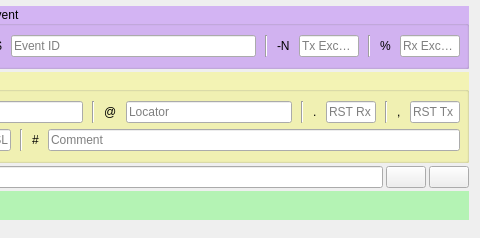
The window that ui_files/CassiopeiaConsole.ui (gitandy/DragonLog) describes before a commit, drawn with Qt 5; both pictures show x 518 to 998 and y 0 to 238 of the 998 by 238 pixel window.
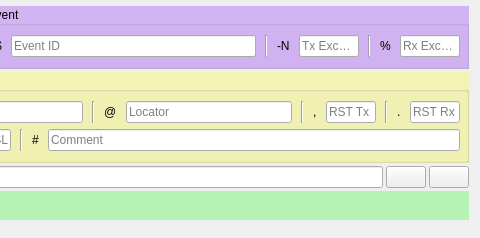
The same window after the commit. Icons and pictures are not drawn.

Commit message: Fixed arrangement of RST tx/rx in CassiopeiaConsole

```diff
--- a/ui_files/CassiopeiaConsole.ui
+++ b/ui_files/CassiopeiaConsole.ui
@@ -402,36 +402,6 @@
           </property>
          </widget>
         </item>
-        <item>
-         <widget class="QLabel" name="label_12">
-          <property name="text">
-           <string>.</string>
-          </property>
-         </widget>
-        </item>
-        <item>
-         <widget class="QLineEdit" name="rstRXLineEdit">
-          <property name="maximumSize">
-           <size>
-            <width>50</width>
-            <height>16777215</height>
-           </size>
-          </property>
-          <property name="readOnly">
-           <bool>true</bool>
-          </property>
-          <property name="placeholderText">
-           <string>RST Rx</string>
-          </property>
-         </widget>
-        </item>
-        <item>
-         <widget class="Line" name="line_5">
-          <property name="orientation">
-           <enum>Qt::Vertical</enum>
-          </property>
-         </widget>
-        </item>
         <item>
          <widget class="QLabel" name="label_13">
           <property name="text">
@@ -455,6 +425,36 @@
           </property>
          </widget>
         </item>
+        <item>
+         <widget class="Line" name="line_5">
+          <property name="orientation">
+           <enum>Qt::Vertical</enum>
+          </property>
+         </widget>
+        </item>
+        <item>
+         <widget class="QLabel" name="label_12">
+          <property name="text">
+           <string>.</string>
+          </property>
+         </widget>
+        </item>
+        <item>
+         <widget class="QLineEdit" name="rstRXLineEdit">
+          <property name="maximumSize">
+           <size>
+            <width>50</width>
+            <height>16777215</height>
+           </size>
+          </property>
+          <property name="readOnly">
+           <bool>true</bool>
+          </property>
+          <property name="placeholderText">
+           <string>RST Rx</string>
+          </property>
+         </widget>
+        </item>
        </layout>
       </item>
       <item>
```
Left out of the diff: 1 changed line with no effect on the pictures.
